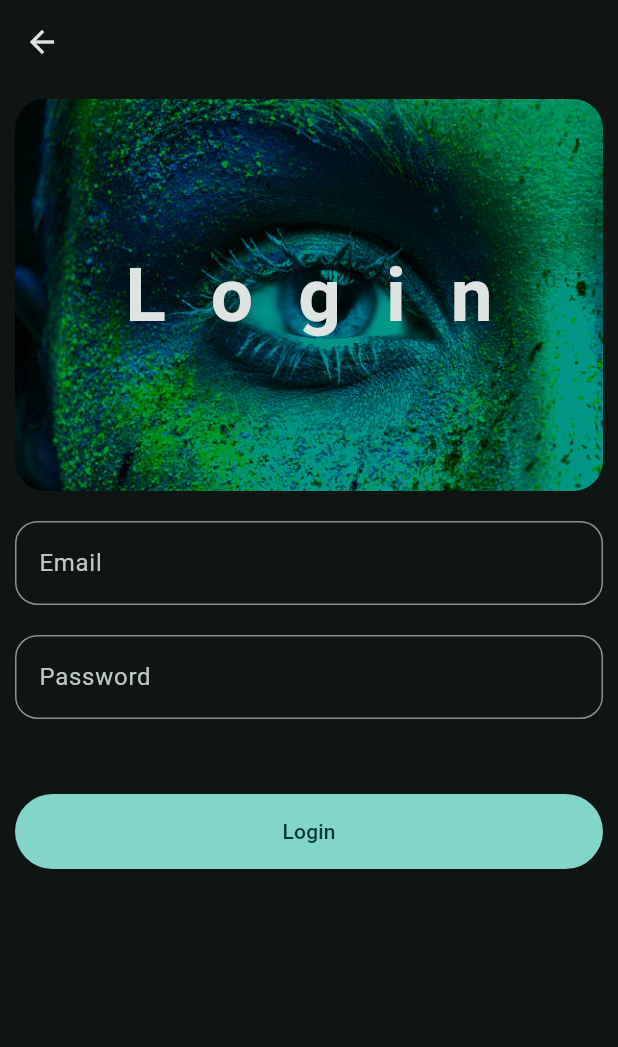
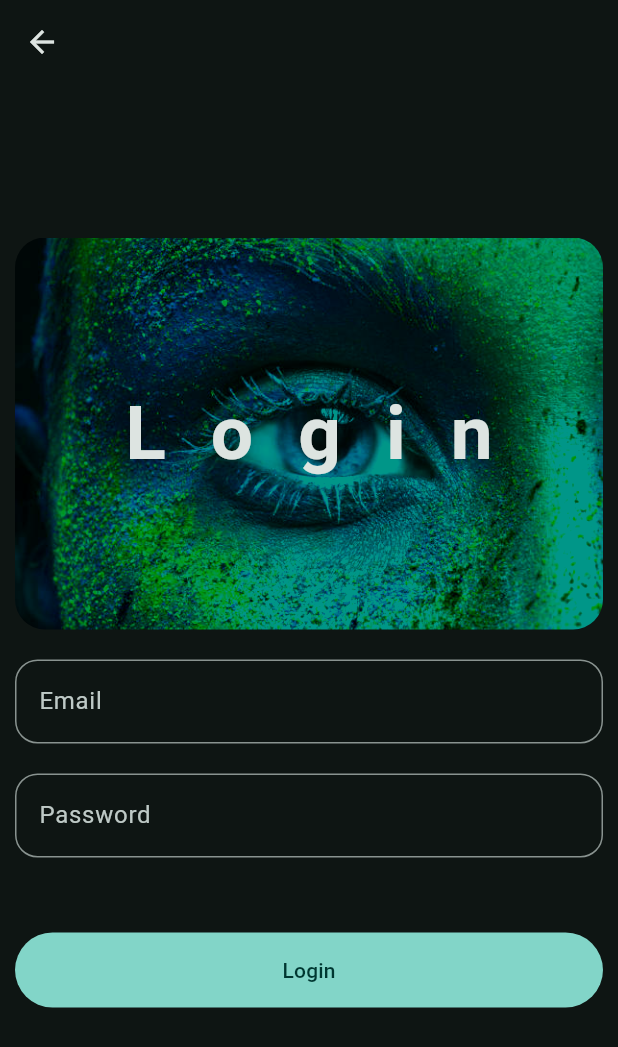
Before and after one commit to Favour-Pere/flutt_app, a Flutter app: the screen it shows after launch, after a tap on "Get Started", on a phone screen of 412 x 824 dp. Shown: the top 1047 px of the screen. Run offline on Flutter 3.47's test engine with Material 3 defaults, Android fonts, the phone set to English and light mode, and no system bars; our stand-ins replace lottie.

Commit message:
Refactor HomePage, LoginPage, and WelcomePage layout; enhance UI with SingleChildScrollView for better scrolling experience; improve button styles and structure

```diff
--- a/lib/views/pages/home_page.dart
+++ b/lib/views/pages/home_page.dart
@@ -9,6 +9,7 @@ class HomePage extends StatelessWidget {
   Widget build(BuildContext context) {
     return Padding(
       padding: EdgeInsets.all(20.0),
+      child: SingleChildScrollView(
         child: Column(
           children: [
             Lottie.asset('assets/lotties/home.json'),
@@ -33,6 +34,7 @@ class HomePage extends StatelessWidget {
             ),
           ],
         ),
+      ),
     );
   }
 }
--- a/lib/views/pages/login_page.dart
+++ b/lib/views/pages/login_page.dart
@@ -26,7 +26,9 @@ class _LoginPageState extends State<LoginPage> {
   Widget build(BuildContext context) {
     return Scaffold(
       appBar: AppBar(),
-      body: Padding(
+      body: Center(
+        child: SingleChildScrollView(
+          child: Padding(
             padding: const EdgeInsets.all(10.0),
             child: Column(
               children: [
@@ -73,7 +75,10 @@ class _LoginPageState extends State<LoginPage> {
                   ),
                   child: Text('Login'),
                 ),
+                SizedBox(height: 50),
               ],
+            ),
+          ),
         ),
       ),
     );
--- a/lib/views/pages/welcome_page.dart
+++ b/lib/views/pages/welcome_page.dart
@@ -8,13 +8,14 @@ class WelcomePage extends StatelessWidget {
   @override
   Widget build(BuildContext context) {
     return Scaffold(
-      body: SingleChildScrollView(
+      body: Center(
+        child: SingleChildScrollView(
           child: Padding(
             padding: const EdgeInsets.all(20.0),
             child: Column(
               mainAxisAlignment: MainAxisAlignment.center,
               children: [
-              Lottie.asset('assets/lotties/home.json'),
+                Lottie.asset('assets/lotties/home.json', height: 400.0),
                 SizedBox(height: 20),
                 FittedBox(
                   child: Text(
@@ -66,6 +67,7 @@ class WelcomePage extends StatelessWidget {
             ),
           ),
         ),
+      ),
     );
   }
 }
```
Lines whose indentation alone changed are shown as unchanged.
